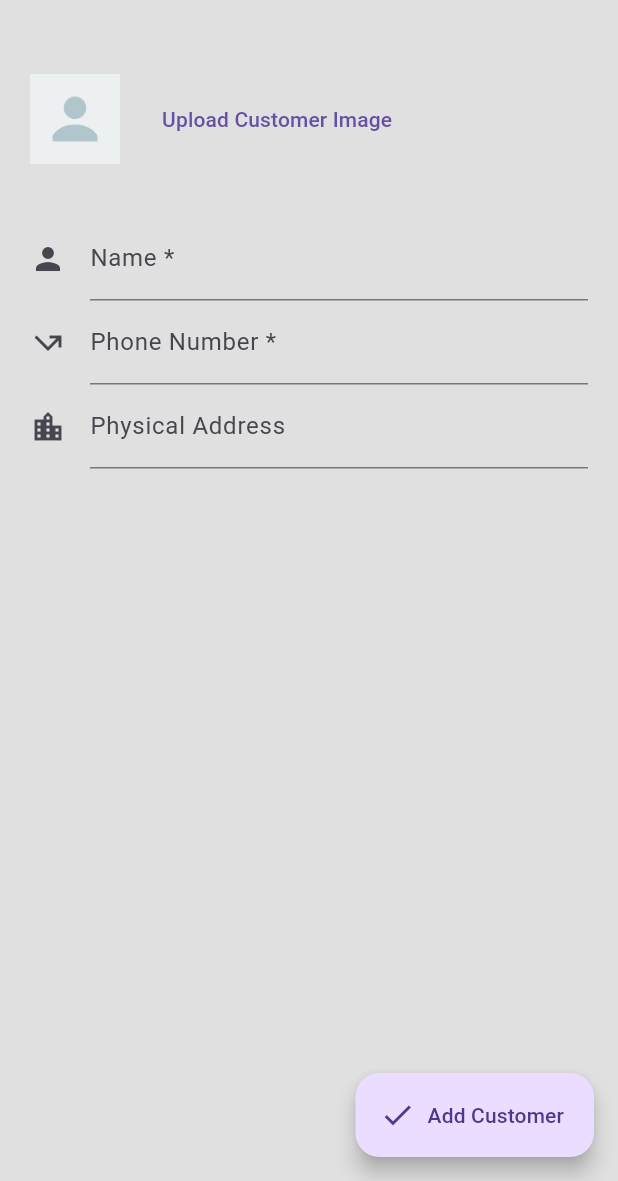
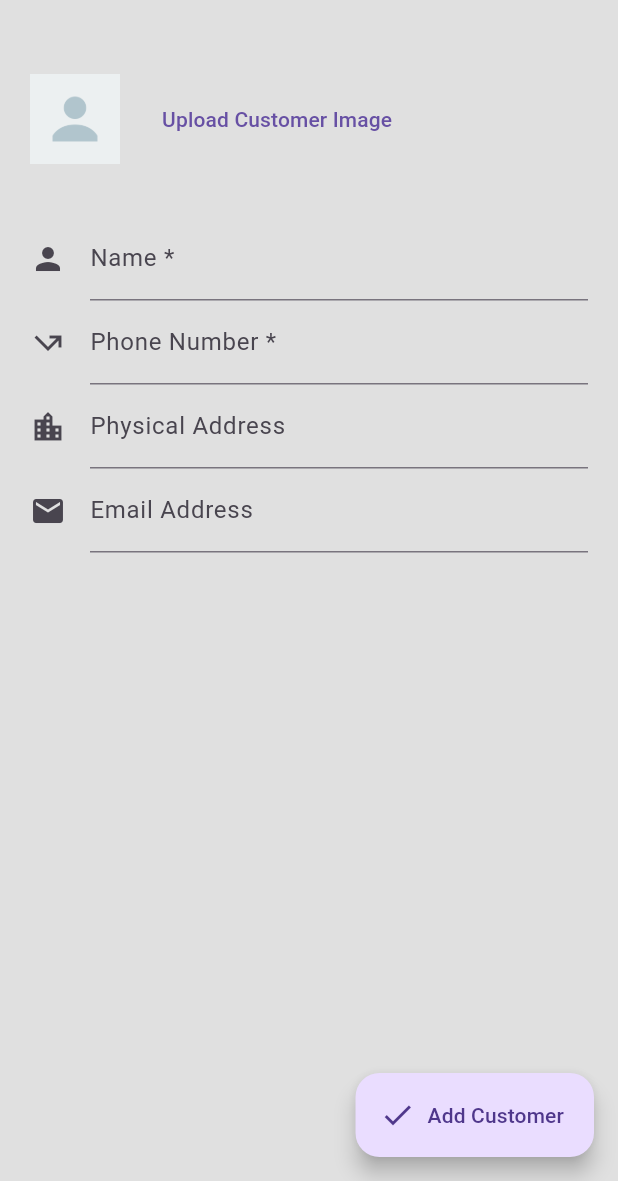
Before and after one commit to offfahad/khata-connect-chatting-app, a Flutter app: the AddCustomer screen opened directly, on a phone screen of 412 x 824 dp, the part 55-1236 px from its top. Run offline on Flutter 3.47's test engine with Material 3 defaults, Android fonts, the light colour scheme and no system bars; our stand-ins replace cached_network_image, cloud_firestore, contacts_service, emoji_picker_flutter, firebase_auth, firebase_core and 17 more; missing offline and left inert: autocomplete_textfield, cron, dart:ffi, flutter_notification_channel, gallery_saver_updated and 2 more; accounts and stored records are empty; key blocks and very long unbroken strings in the code were emptied for the run.

Commit message:
cutomer-email-added

```diff
--- a/assets/i18n/en.json
+++ b/assets/i18n/en.json
@@ -94,5 +94,8 @@
   "google": "Google",
   "update": "Update",
   "addUser": "Add User",
-  "loginWithGoogle": "Login with Google"
+  "loginWithGoogle": "Login with Google",
+  "customerEmailLabel": "Email Address",
+  "customerEmailLabelMeta": "Email address of the customer.",
+  "customerEmailError": "Please type customer email address"
 }
--- a/assets/i18n/ne.json
+++ b/assets/i18n/ne.json
@@ -94,5 +94,8 @@
     "google": "गुगल",
     "update": "अपडेट गर्नुहोस्",
     "addUser": "प्रयोगकर्ता थप्नुहोस्",
-    "loginWithGoogle": "गुगलसँग लग इन गर्नुहोस्"
+    "loginWithGoogle": "गुगलसँग लग इन गर्नुहोस्",
+    "customerEmailLabel": "इमेल ठेगाना",
+    "customerEmailLabelMeta": "ग्राहकको इमेल ठेगाना।",
+    "customerEmailError": "कृपया ग्राहकको इमेल ठेगाना टाइप गर्नुहोस्"
   }
--- a/assets/i18n/ur.json
+++ b/assets/i18n/ur.json
@@ -94,5 +94,8 @@
   "google": "گوگل",
   "update": "اپ ڈیٹ کریں",
   "addUser": "صارف شامل کریں",
-  "loginWithGoogle": "گوگل کے ساتھ لاگ ان کریں"
+  "loginWithGoogle": "گوگل کے ساتھ لاگ ان کریں",
+  "customerEmailLabel": "ای میل پتہ",
+  "customerEmailLabelMeta": "گاہک کا ای میل پتہ۔",
+  "customerEmailError": "براہ کرم گاہک کا ای میل پتہ درج کریں"
 }
--- a/lib/database/database.dart
+++ b/lib/database/database.dart
@@ -42,7 +42,7 @@ class DatabaseProvider {
         'CREATE TABLE $businessTABLE (id INTEGER PRIMARY KEY AUTOINCREMENT, name TEXT, phone TEXT, address TEXT, logo BLOB, email TEXT, website TEXT, role TEXT, companyName TEXT)');
 
     await database.execute(
-        'CREATE TABLE $customerTABLE (id INTEGER PRIMARY KEY AUTOINCREMENT, businessId INTEGER, name TEXT, phone TEXT, address TEXT, image BLOB, FOREIGN KEY (businessId) REFERENCES $businessTABLE (id) ON DELETE CASCADE)');
+        'CREATE TABLE $customerTABLE (id INTEGER PRIMARY KEY AUTOINCREMENT, businessId INTEGER, name TEXT, phone TEXT, address TEXT, email TEXT, image BLOB, FOREIGN KEY (businessId) REFERENCES $businessTABLE (id) ON DELETE CASCADE)');
 
     await database.execute(
         'CREATE TABLE $transactionTABLE (id INTEGER PRIMARY KEY AUTOINCREMENT, businessId INTEGER, uid INTEGER, ttype TEXT, amount DOUBLE, comment TEXT, date TEXT, attachment BLOB, customer TEXT, FOREIGN KEY (businessId) REFERENCES $businessTABLE (id) ON DELETE CASCADE, FOREIGN KEY (uid) REFERENCES $customerTABLE (id) ON DELETE CASCADE)');
--- a/lib/models/UserContact.dart
+++ b/lib/models/UserContact.dart
@@ -5,11 +5,13 @@ class UserContact {
   String? name;
   Uint8List? avatar;
   String? phone;
+  String? email;
 
   UserContact({
     this.id,
     this.name,
     this.avatar,
     this.phone,
+    this.email,
   });
 }
--- a/lib/models/customer.dart
+++ b/lib/models/customer.dart
@@ -4,6 +4,7 @@ class Customer {
   String? name;
   String? phone;
   String? address;
+  String? email;
   String? image;
 
   Customer(
@@ -12,6 +13,7 @@ class Customer {
       this.name,
       this.phone,
       this.address,
+      this.email,
       this.image});
 
   factory Customer.fromDatabaseJson(Map<String, dynamic> data) => Customer(
@@ -20,6 +22,7 @@ class Customer {
       name: data['name'],
       phone: data['phone'],
       address: data['address'],
+      email: data['email'],
       image: data['image']);
 
   Map<String, dynamic> toDatabaseJson() => {
@@ -28,6 +31,7 @@ class Customer {
         'name': name,
         'phone': phone,
         'address': address,
+        'email': email,
         'image': image
       };
 }
--- a/lib/screens/customers/addCustomer.dart
+++ b/lib/screens/customers/addCustomer.dart
@@ -22,7 +22,7 @@ class _AddCustomerState extends State<AddCustomer> {
   final GlobalKey<FormState> _formKey = GlobalKey<FormState>();
   final GlobalKey<ScaffoldState> _scaffoldKey = GlobalKey<ScaffoldState>();
 
-  String? _name, _phone, _address;
+  String? _name, _phone, _address, _email;
   File? _image;
   final ImagePicker _picker = ImagePicker();
   Customer _customer = Customer();
@@ -96,7 +96,8 @@ class _AddCustomerState extends State<AddCustomer> {
               onPressed: () {
                 Navigator.push(
                   context,
-                  MaterialPageRoute(builder: (context) => const ImportContacts()),
+                  MaterialPageRoute(
+                      builder: (context) => const ImportContacts()),
                 );
               },
             ),
@@ -117,7 +118,9 @@ class _AddCustomerState extends State<AddCustomer> {
               child: Column(
                 children: <Widget>[
                   customerImageWidget(),
-                  const SizedBox(height: 25,),
+                  const SizedBox(
+                    height: 25,
+                  ),
                   TextFormField(
                     decoration: InputDecoration(
                       icon: const Icon(Icons.person),
@@ -162,6 +165,17 @@ class _AddCustomerState extends State<AddCustomer> {
                     ),
                     validator: null,
                     onSaved: (input) => _address = input,
+                  ),
+                  TextFormField(
+                    decoration: InputDecoration(
+                      icon: const Icon(Icons.email),
+                      hintText: AppLocalizations.of(context)!
+                          .translate('customerEmailLabelMeta'),
+                      labelText: AppLocalizations.of(context)!
+                          .translate('customerEmailLabel'),
+                    ),
+                    validator: null,
+                    onSaved: (input) => _email = input,
                   ),
                   const Padding(
                     padding: EdgeInsets.all(36),
@@ -242,7 +256,9 @@ class _AddCustomerState extends State<AddCustomer> {
         ..phone = _phone
         ..address = _address
         ..image =
-            _image != null ? base64Encode(_image!.readAsBytesSync()) : null;
+            _image != null ? base64Encode(_image!.readAsBytesSync()) : null
+        ..email = _email;
+
 
       final prefs = await SharedPreferences.getInstance();
       _customer.businessId = prefs.getInt('selected_business') ?? 0;
--- a/lib/screens/customers/editCustomer.dart
+++ b/lib/screens/customers/editCustomer.dart
@@ -22,7 +22,7 @@ class EditCustomer extends StatefulWidget {
 class _EditCustomerState extends State<EditCustomer> {
   final CustomerBloc customerBloc = CustomerBloc();
 
-  String? _name, _phone, _address;
+  String? _name, _phone, _address, _email;
   File? _image;
   final picker = ImagePicker();
 
@@ -80,8 +80,8 @@ class _EditCustomerState extends State<EditCustomer> {
           backgroundColor: Colors.transparent,
           title: const Text('Edit Customer',
               style: TextStyle(
-                //color: Colors.black,
-              )),
+                  //color: Colors.black,
+                  )),
           //iconTheme: const IconThemeData(color: Colors.black),
         ),
         floatingActionButton: FloatingActionButton.extended(
@@ -100,7 +100,9 @@ class _EditCustomerState extends State<EditCustomer> {
               child: Column(
                 children: <Widget>[
                   customerImageWidget(customer.image),
-                  SizedBox(height: 25,),
+                  SizedBox(
+                    height: 25,
+                  ),
                   TextFormField(
                     initialValue: customer.name,
                     decoration: const InputDecoration(
@@ -140,6 +142,16 @@ class _EditCustomerState extends State<EditCustomer> {
                     ),
                     validator: null, // Add validation if needed
                     onSaved: (input) => _address = input,
+                  ),
+                  TextFormField(
+                    initialValue: customer.email,
+                    decoration: const InputDecoration(
+                      icon: Icon(Icons.email),
+                      hintText: 'Enter customer email',
+                      labelText: 'Email',
+                    ),
+                    validator: null, // Add validation if needed
+                    onSaved: (input) => _email = input,
                   ),
                   const SizedBox(height: 36),
                 ],
@@ -236,11 +248,13 @@ class _EditCustomerState extends State<EditCustomer> {
       customer
         ..name = _name
         ..phone = _phone
-        ..address = _address;
+        ..address = _address
+        ..email = _email;
 
       if (_image != null) {
         customer.image = base64Encode(_image!.readAsBytesSync());
       }
+
 
       await customerBloc.updateCustomer(customer);
 
--- a/lib/screens/setting/settings.dart
+++ b/lib/screens/setting/settings.dart
@@ -59,7 +59,7 @@ class _SettingsState extends State<Settings> {
       body: Column(
         children: <Widget>[
           Container(
-            decoration: BoxDecoration(
+            decoration: const BoxDecoration(
                 //color: Theme.of(context).primaryColor,
                 ),
             height: 150,
@@ -91,7 +91,7 @@ class _SettingsState extends State<Settings> {
           ),
           Expanded(
             child: Container(
-              decoration: BoxDecoration(
+              decoration: const BoxDecoration(
                   //color: Theme.of(context).primaryColor,
                   ),
               child: Transform.translate(
```
Also changed, not shown: lib/screens/contacts/importContacts.dart (+14 -12 lines), lib/screens/customers/singleCustomer.dart (+25 -2 lines).
